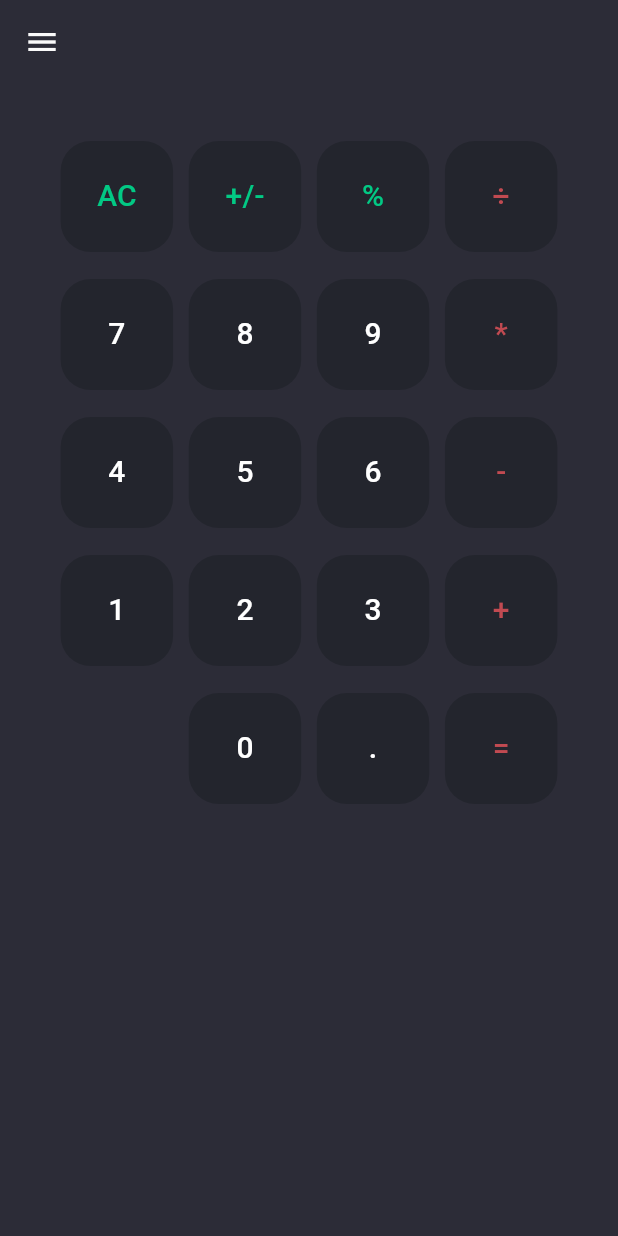
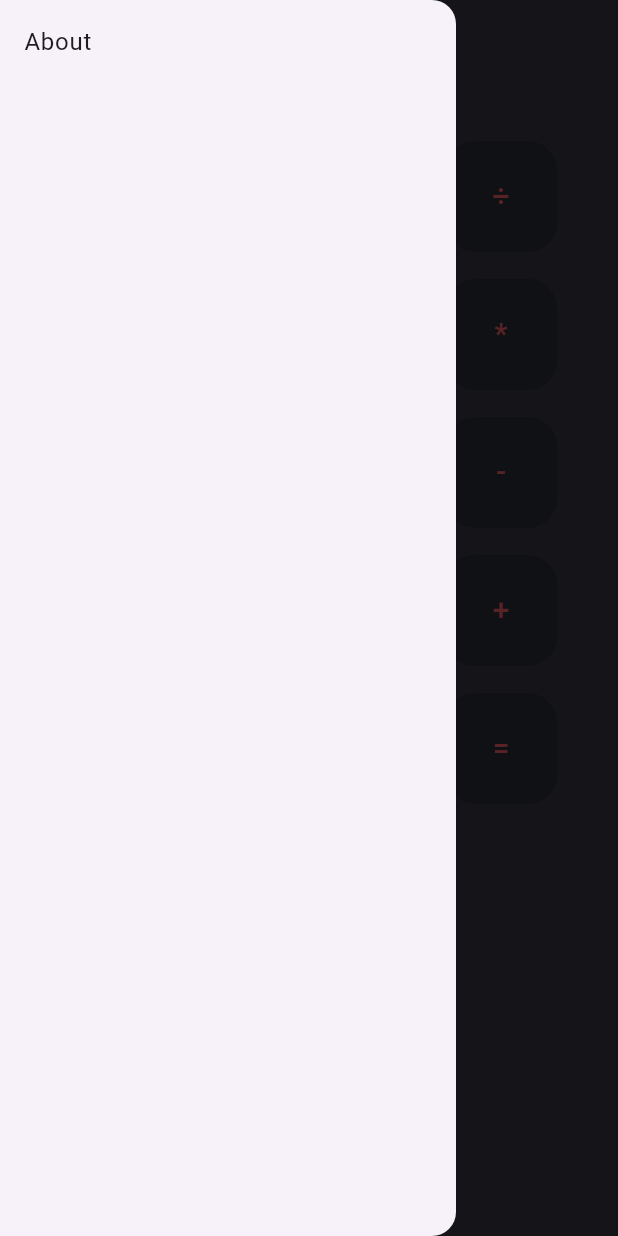
Before and after one commit to rjcalifornia/KCalc, a Flutter app: the screen it shows after launch, with the side drawer open (before the commit the screen has no drawer), on a phone screen of 412 x 824 dp. Run offline on Flutter 3.47's test engine with Material 3 defaults, Android fonts, the phone set to English and light mode, and no system bars; our stand-ins replace google_fonts; missing offline and left inert: window_manager; statements that could not run were skipped.

Commit message:
Changes to be committed: 	modified:   lib/ui/screens/calculator.dart

```diff
--- a/lib/ui/screens/calculator.dart
+++ b/lib/ui/screens/calculator.dart
@@ -21,11 +21,30 @@ class _CalculatorScreenState extends State<CalculatorScreen> {
         child: Scaffold(
       backgroundColor: const Color(0xff2c2c37),
       appBar: AppBar(
-        elevation: 0,
-        backgroundColor: const Color(0xff2c2c37),
-        leading: const Icon(
-          Icons.menu_outlined,
-          color: Color(0xfffafafa),
+          elevation: 0,
+          backgroundColor: const Color(0xff2c2c37),
+          leading: Builder(builder: (context) {
+            return IconButton(
+              onPressed: () {
+                Scaffold.of(context).openDrawer();
+              },
+              icon: const Icon(
+                Icons.menu_outlined,
+                color: Color(0xfffafafa),
+              ),
+            );
+          })),
+      drawer: Drawer(
+        child: ListView(
+          children: [
+            ListTile(
+              title: const Text('About'),
+              onTap: () {
+                // Update the state of the app.
+                // ...
+              },
+            ),
+          ],
         ),
       ),
       body: Padding(
```
